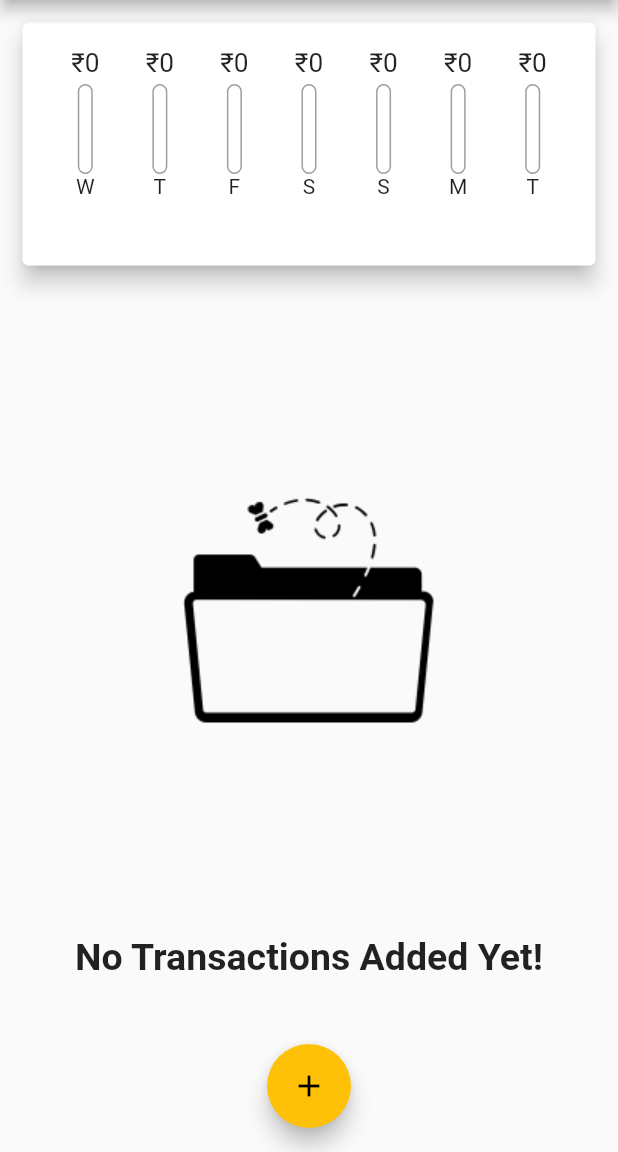
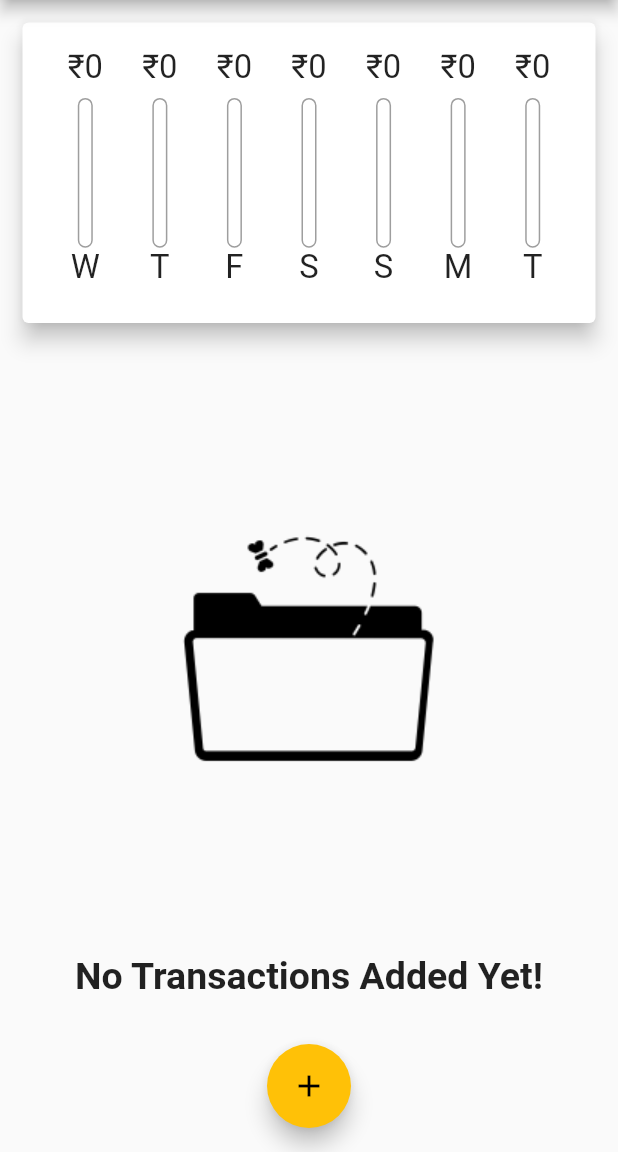
Before and after one commit to Shaikhshake/playground, a Flutter app: the screen it shows after launch, on a phone screen of 412 x 824 dp, the part 84-1236 px from its top. Run offline on Flutter 3.47's test engine with Material 2 defaults, Android fonts, the phone set to English and light mode, and no system bars.

Commit message:
Added ability to display different things when in landscape including a switch button to choose between the chart and transactions

```diff
--- a/expense_app/lib/main.dart
+++ b/expense_app/lib/main.dart
@@ -1,4 +1,6 @@
 // ignore_for_file: prefer_const_constructors
+import 'package:flutter/services.dart';
+
 import '../widgets/new_transaction.dart';
 
 import 'package:flutter/material.dart';
@@ -7,6 +9,10 @@
 import './widgets/chart.dart';
 
 void main() {
+  //below code forces app to only have portrait mode
+  // WidgetsFlutterBinding.ensureInitialized(); //initializes something
+  // SystemChrome.setPreferredOrientations(
+  //     [DeviceOrientation.portraitUp, DeviceOrientation.portraitDown]);
   runApp(
     MaterialApp(
       home: ExpenseApp(),
@@ -65,8 +71,11 @@
     }).toList();
   }
 
+  bool _showChart = false;
   @override
   Widget build(BuildContext context) {
+    final isLandscape =
+        MediaQuery.orientationOf(context) == Orientation.landscape;
     final appBar = AppBar(
       title: Text("Expense Report"),
       actions: [
@@ -80,17 +89,52 @@
       body: SingleChildScrollView(
         child: Column(
           mainAxisAlignment: MainAxisAlignment.start,
+          crossAxisAlignment: CrossAxisAlignment.stretch,
           children: [
-            Container(
+            if (isLandscape)
+              Row(
+                mainAxisAlignment: MainAxisAlignment.center,
+                children: [
+                  Text("Show Chart"),
+                  Switch(
+                      value: _showChart,
+                      onChanged: (val) {
+                        setState(() {
+                          _showChart = val;
+                        });
+                      })
+                ],
+              ),
+            if (!isLandscape)
+              Container(
+                  height: (MediaQuery.of(context).size.height -
+                          appBar.preferredSize.height -
+                          MediaQuery.of(context).padding.top) *
+                      0.3,
+                  child: Chart(transactions)),
+            if (!isLandscape)
+              Container(
                 height: (MediaQuery.of(context).size.height -
-                    appBar.preferredSize.height - MediaQuery.of(context).padding.top)* 0.25,
-                child: Chart(transactions)),
-            Container(
-              height: (MediaQuery.of(context).size.height -
-                    appBar.preferredSize.height -MediaQuery.of(context).padding.top)* 0.75,
-              child: TransactionList(transactions,
-                  _deleteTransactions),
-            ), // for Input and Display parts
+                        appBar.preferredSize.height -
+                        MediaQuery.of(context).padding.top) *
+                    0.7,
+                child: TransactionList(transactions, _deleteTransactions),
+              ),
+            if (isLandscape)
+              _showChart
+                  ? Container(
+                      height: (MediaQuery.of(context).size.height -
+                              appBar.preferredSize.height -
+                              MediaQuery.of(context).padding.top) *
+                          0.7,
+                      child: Chart(transactions))
+                  : Container(
+                      height: (MediaQuery.of(context).size.height -
+                              appBar.preferredSize.height -
+                              MediaQuery.of(context).padding.top) *
+                          0.75,
+                      child: TransactionList(transactions, _deleteTransactions),
+                    ), // for Input and Display parts
           ],
         ),
       ),
--- a/expense_app/lib/widgets/chart_bar.dart
+++ b/expense_app/lib/widgets/chart_bar.dart
@@ -8,17 +8,18 @@
 
   @override
   Widget build(BuildContext context) {
+    return LayoutBuilder(builder: (ctx, constraints) {
       return Column(
         children: [
           Container(
-            height: 20,
+              height: constraints.maxHeight * 0.15,
               child: FittedBox(
                   child: Text("₹${spendingAmount.toStringAsFixed(0)}"))),
-        const SizedBox(
-          height: 4,
+          SizedBox(
+            height: constraints.maxHeight * 0.05,
           ),
           Container(
-            height: 60,
+              height: constraints.maxHeight * 0.6,
               width: 10,
               child: Stack(
                 children: [
@@ -40,8 +41,9 @@
                 ],
               )),
           //SizedBox(height: 4,),
-        Text(label),
+          Container(height: constraints.maxHeight * 0.15,child: FittedBox(child: Text(label))),
         ],
       );
+    });
   }
 }
--- a/expense_app/lib/widgets/new_transaction.dart
+++ b/expense_app/lib/widgets/new_transaction.dart
@@ -34,9 +34,10 @@
 
   @override
   Widget build(BuildContext context) {
-    return Card(
+    return SingleChildScrollView(
+      child: Card(
           child: Container(
-      padding: EdgeInsets.all(10),
+        padding: EdgeInsets.only(top:10, left: 10, right: 10, bottom: MediaQuery.of(context).viewInsets.bottom + 10),
         child: Column(
           crossAxisAlignment: CrossAxisAlignment.end,
           children: [
@@ -81,6 +82,7 @@
             ),
           ],
         ),
-    ));
+      )),
+    );
   }
 }
--- a/expense_app/lib/widgets/transaction_list.dart
+++ b/expense_app/lib/widgets/transaction_list.dart
@@ -14,15 +14,18 @@
     return Container(
       // height: (MediaQuery.of(context).size.height * 0.6),
       child: transactions.isEmpty
-          ? Column(
+          ? LayoutBuilder(
+              builder: (context, constraints) {
+                return Column(
                   mainAxisAlignment: MainAxisAlignment.spaceEvenly,
                   children: [
                     Image.asset('assets/images/empty_folder.png'),
                     Text("No Transactions Added Yet!",
-                    style:
-                        TextStyle(fontSize: 25, fontWeight: FontWeight.bold)),
-
+                        style: TextStyle(
+                            fontSize: 25, fontWeight: FontWeight.bold)),
                   ],
+                );
+              },
             )
           : ListView(
               children: transactions.map((tx) {
@@ -45,12 +48,19 @@
                       style: TextStyle(fontWeight: FontWeight.normal),
                     ),
                     subtitle: Text(DateFormat.yMMMd().format(tx.date)),
-                    trailing: IconButton(
+                    trailing: MediaQuery.of(context).size.width > 360
+                        ? ElevatedButton.icon(
                             onPressed: () {
                               deleteTransaction(tx.id);
                             },
                             icon: Icon(Icons.delete),
-                      color: Color.fromARGB(255, 0, 0, 0),
+                            label: Text("Delete"),
+                          )
+                        : IconButton(
+                            onPressed: () {
+                              deleteTransaction(tx.id);
+                            },
+                            icon: Icon(Icons.delete),
                           ),
                   ),
                 );
```
Lines whose indentation alone changed are shown as unchanged.
